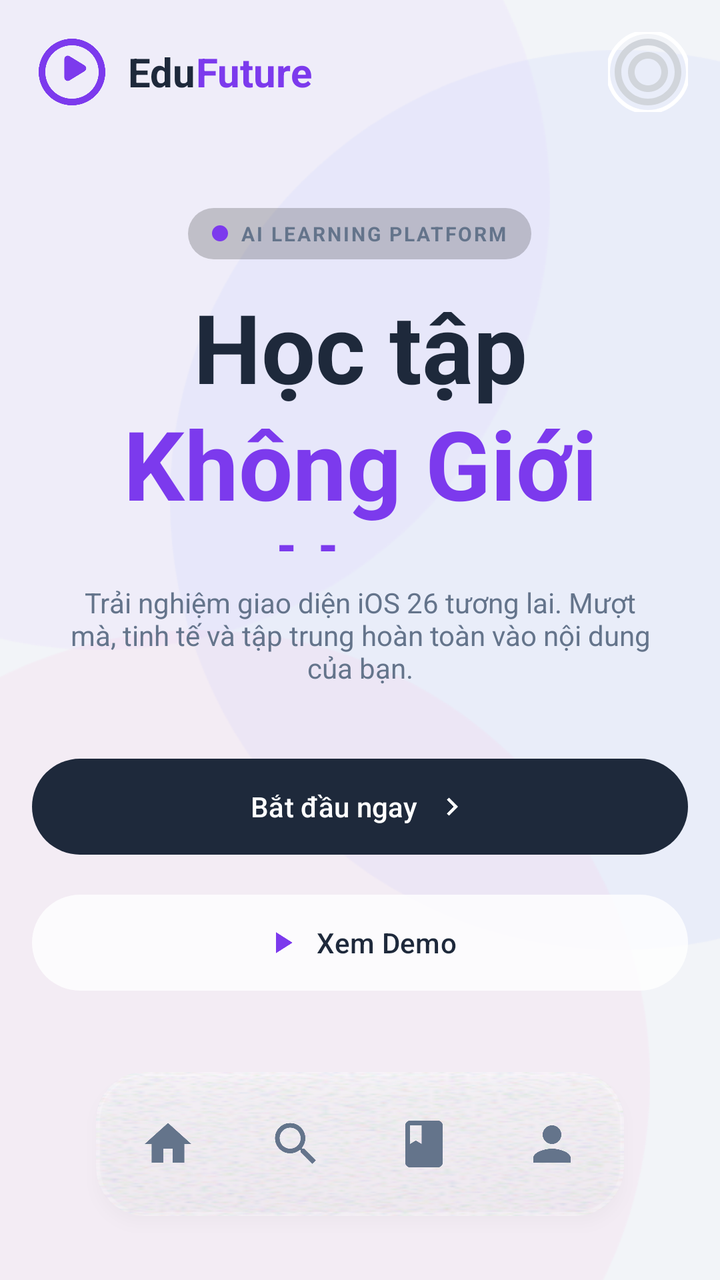
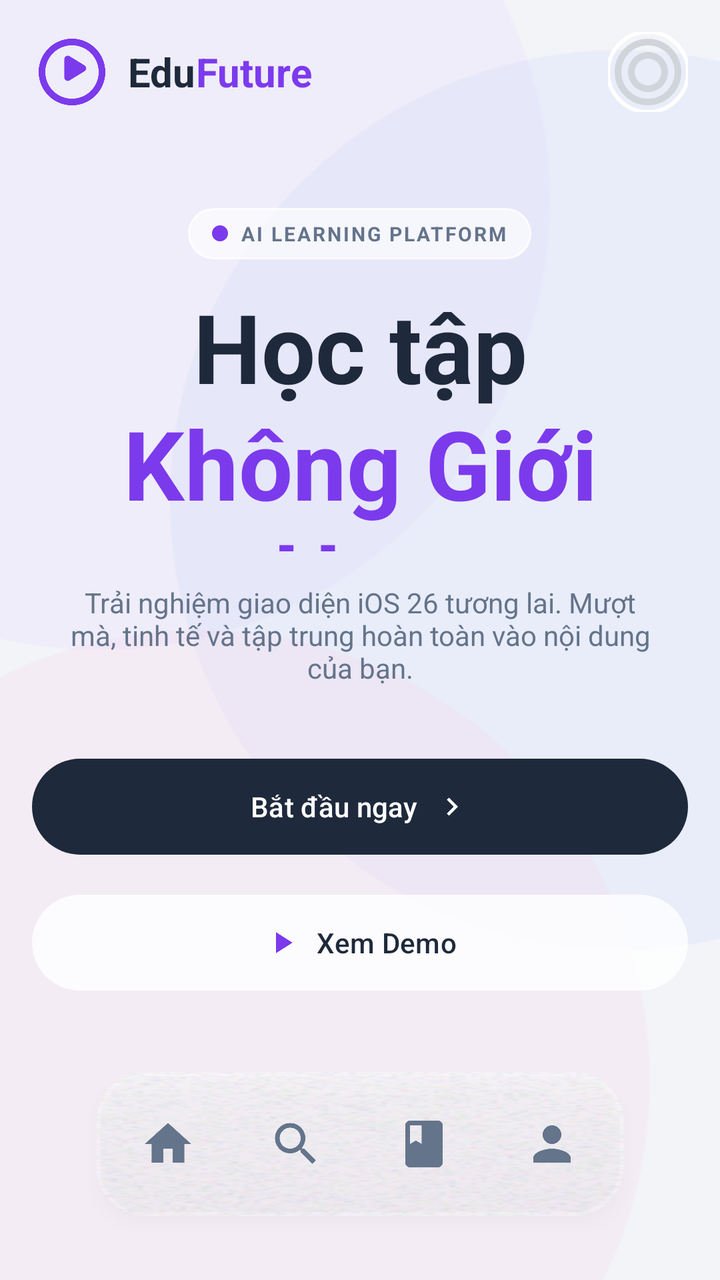

Compare the two renders of this Android layout. The source of the first and the diff that turns it into the second are given below.
<!-- AndroidManifest.xml: application theme Theme.Cinx -->
<!-- res/layout/activity_main.xml -->
﻿<?xml version="1.0" encoding="utf-8"?>
<androidx.constraintlayout.widget.ConstraintLayout xmlns:android="http://schemas.android.com/apk/res/android"
    xmlns:app="http://schemas.android.com/apk/res-auto"
    xmlns:tools="http://schemas.android.com/tools"
    android:id="@+id/main"
    android:layout_width="match_parent"
    android:layout_height="match_parent"
    android:background="@color/background"
    tools:context=".MainActivity">

    
    <View
        android:layout_width="300dp"
        android:layout_height="300dp"
        android:background="@drawable/dot_indicator"
        android:backgroundTint="#66E9D5FF"
        android:scaleX="1.5"
        android:scaleY="1.5"
        android:alpha="0.5"
        app:layout_constraintTop_toTopOf="parent"
        app:layout_constraintStart_toStartOf="parent"
        android:translationX="-100dp"
        android:translationY="-50dp" />

    <View
        android:layout_width="300dp"
        android:layout_height="300dp"
        android:background="@drawable/dot_indicator"
        android:backgroundTint="#66C7D2FE"
        android:scaleX="1.5"
        android:scaleY="1.5"
        android:alpha="0.5"
        app:layout_constraintTop_toTopOf="parent"
        app:layout_constraintEnd_toEndOf="parent"
        android:translationX="100dp"
        android:translationY="100dp" />

    <View
        android:layout_width="300dp"
        android:layout_height="300dp"
        android:background="@drawable/dot_indicator"
        android:backgroundTint="#66FBCFE8"
        android:scaleX="1.5"
        android:scaleY="1.5"
        android:alpha="0.5"
        app:layout_constraintBottom_toBottomOf="parent"
        app:layout_constraintStart_toStartOf="parent"
        android:translationX="-50dp"
        android:translationY="50dp" />


    
    <androidx.core.widget.NestedScrollView
        android:layout_width="match_parent"
        android:layout_height="match_parent"
        android:clipToPadding="false"
        android:paddingBottom="120dp"
        android:scrollbars="none">

        <LinearLayout
            android:layout_width="match_parent"
            android:layout_height="wrap_content"
            android:orientation="vertical">

            
            <LinearLayout
                android:layout_width="match_parent"
                android:layout_height="wrap_content"
                android:orientation="horizontal"
                android:padding="16dp"
                android:gravity="center_vertical">
                
                <LinearLayout
                    android:layout_width="wrap_content"
                    android:layout_height="wrap_content"
                    android:orientation="horizontal"
                    android:gravity="center_vertical"
                    android:layout_weight="1">
                    
                    <ImageView
                        android:layout_width="40dp"
                        android:layout_height="40dp"
                        android:src="@drawable/ic_logo"
                        app:tint="@null" />
                        
                    <TextView
                        android:layout_width="wrap_content"
                        android:layout_height="wrap_content"
                        android:text="Edu"
                        android:textSize="20sp"
                        android:textStyle="bold"
                        android:textColor="@color/text_primary"
                        android:layout_marginStart="8dp"/>
                        
                    <TextView
                        android:layout_width="wrap_content"
                        android:layout_height="wrap_content"
                        android:text="Future"
                        android:textSize="20sp"
                        android:textStyle="bold"
                        android:textColor="@color/primary"/>
                </LinearLayout>

                <com.google.android.material.imageview.ShapeableImageView
                    android:id="@+id/profileImage"
                    android:layout_width="40dp"
                    android:layout_height="40dp"
                    android:scaleType="centerCrop"
                    app:shapeAppearanceOverlay="@style/CircleImageView"
                    android:src="@drawable/ic_profile_placeholder"
                    app:strokeColor="@color/white"
                    app:strokeWidth="2dp"/>
            </LinearLayout>

            
            <LinearLayout
                android:layout_width="match_parent"
                android:layout_height="wrap_content"
                android:orientation="vertical"
                android:paddingHorizontal="16dp"
                android:paddingTop="32dp"
                android:paddingBottom="24dp"
                android:gravity="center_horizontal">

                <FrameLayout
                    android:layout_width="wrap_content"
                    android:layout_height="wrap_content"
                    android:background="@drawable/glass_panel_bg"
                    android:paddingHorizontal="12dp"
                    android:paddingVertical="6dp"
                    android:layout_marginBottom="16dp">
                    
                    <LinearLayout
                        android:layout_width="wrap_content"
                        android:layout_height="wrap_content"
                        android:orientation="horizontal"
                        android:gravity="center_vertical">
                        
                        <View
                            android:layout_width="8dp"
                            android:layout_height="8dp"
                            android:background="@drawable/dot_indicator"
                            android:layout_marginEnd="6dp"/>
                        
                        <TextView
                            android:layout_width="wrap_content"
                            android:layout_height="wrap_content"
                            android:text="AI LEARNING PLATFORM"
                            android:textSize="10sp"
                            android:textStyle="bold"
                            android:letterSpacing="0.1"
                            android:textColor="@color/text_secondary"/>
                    </LinearLayout>
                </FrameLayout>

                <TextView
                    android:layout_width="match_parent"
                    android:layout_height="wrap_content"
                    android:text="Học tập"
                    android:textSize="48sp"
                    android:textStyle="bold"
                    android:textColor="@color/text_primary"
                    android:gravity="center"
                    android:height="60dp"
                    android:includeFontPadding="false"/>

                <TextView
                    android:layout_width="match_parent"
                    android:layout_height="wrap_content"
                    android:text="Không Giới Hạn"
                    android:textSize="48sp"
                    android:textStyle="bold"
                    android:textColor="@color/primary"
                    android:gravity="center"
                    android:height="70dp"
                    android:includeFontPadding="false"/>

                <TextView
                    android:layout_width="match_parent"
                    android:layout_height="wrap_content"
                    android:text="Trải nghiệm giao diện iOS 26 tương lai. Mượt mà, tinh tế và tập trung hoàn toàn vào nội dung của bạn."
                    android:textSize="14sp"
                    android:textColor="@color/text_secondary"
                    android:gravity="center"
                    android:layout_marginHorizontal="16dp"
                    android:layout_marginTop="16dp"
                    android:layout_marginBottom="32dp"/>

                <LinearLayout
                    android:layout_width="match_parent"
                    android:layout_height="wrap_content"
                    android:orientation="vertical"
                    android:gravity="center">

                    <com.google.android.material.button.MaterialButton
                        android:id="@+id/btnGetStarted"
                        android:layout_width="match_parent"
                        android:layout_height="56dp"
                        android:text="Bắt đầu ngay"
                        android:textColor="@color/white"
                        app:backgroundTint="@color/text_primary"
                        app:cornerRadius="28dp"
                        android:layout_marginBottom="12dp"
                        app:icon="@drawable/ic_chevron_right"
                        app:iconGravity="textEnd"/>

                    <com.google.android.material.button.MaterialButton
                        android:id="@+id/btnWatchDemo"
                        android:layout_width="match_parent"
                        android:layout_height="56dp"
                        android:text="Xem Demo"
                        android:textColor="@color/text_primary"
                        app:backgroundTint="#CCFFFFFF"
                        app:cornerRadius="28dp"
                        app:icon="@drawable/ic_play"
                        app:iconTint="@color/primary"
                        app:iconGravity="textStart"/>
                </LinearLayout>
            </LinearLayout>

            
            <FrameLayout
                android:layout_width="match_parent"
                android:layout_height="80dp"
                android:layout_marginBottom="32dp">
                
                <androidx.recyclerview.widget.RecyclerView
                    android:id="@+id/partnersRecyclerView"
                    android:layout_width="match_parent"
                    android:layout_height="match_parent"
                    android:orientation="horizontal"
                    android:clipToPadding="false"
                    android:paddingHorizontal="16dp"/>
            </FrameLayout>

            
            <LinearLayout
                android:layout_width="match_parent"
                android:layout_height="wrap_content"
                android:orientation="vertical"
                android:paddingHorizontal="16dp"
                android:layout_marginBottom="24dp">

                <LinearLayout
                    android:layout_width="match_parent"
                    android:layout_height="wrap_content"
                    android:orientation="horizontal"
                    android:gravity="bottom"
                    android:layout_marginBottom="16dp">
                    
                    <LinearLayout
                        android:layout_width="0dp"
                        android:layout_height="wrap_content"
                        android:layout_weight="1"
                        android:orientation="vertical">
                        
                        <TextView
                            android:layout_width="wrap_content"
                            android:layout_height="wrap_content"
                            android:text="Khóa học Phổ biến"
                            android:textSize="22sp"
                            android:textStyle="bold"
                            android:textColor="@color/text_primary"/>
                            
                        <TextView
                            android:layout_width="wrap_content"
                            android:layout_height="wrap_content"
                            android:text="Xu hướng học tập mới nhất"
                            android:textSize="14sp"
                            android:textColor="@color/text_secondary"/>
                    </LinearLayout>
                    
                    <TextView
                        android:id="@+id/btnViewAll"
                        android:layout_width="wrap_content"
                        android:layout_height="wrap_content"
                        android:text="Xem tất cả >"
                        android:textColor="@color/primary"
                        android:textStyle="bold"
                        android:padding="8dp"
                        android:background="@drawable/glass_panel_bg"/>
                </LinearLayout>

                <androidx.recyclerview.widget.RecyclerView
                    android:id="@+id/coursesRecyclerView"
                    android:layout_width="match_parent"
                    android:layout_height="wrap_content"
                    android:nestedScrollingEnabled="false"/>
            </LinearLayout>

            
            <LinearLayout
                android:layout_width="match_parent"
                android:layout_height="wrap_content"
                android:orientation="vertical"
                android:layout_marginBottom="32dp">

                <TextView
                    android:layout_width="match_parent"
                    android:layout_height="wrap_content"
                    android:text="Đánh giá từ Học viên"
                    android:textSize="24sp"
                    android:textStyle="bold"
                    android:textColor="@color/text_primary"
                    android:gravity="center"
                    android:layout_marginBottom="4dp"/>
                    
                <TextView
                    android:layout_width="match_parent"
                    android:layout_height="wrap_content"
                    android:text="Cộng đồng học tập tích cực"
                    android:textSize="14sp"
                    android:textColor="@color/text_secondary"
                    android:gravity="center"
                    android:layout_marginBottom="24dp"/>

                <androidx.recyclerview.widget.RecyclerView
                    android:id="@+id/testimonialsRecyclerView1"
                    android:layout_width="match_parent"
                    android:layout_height="wrap_content"
                    android:orientation="horizontal"
                    android:layout_marginBottom="16dp"
                    android:clipToPadding="false"
                    android:paddingBottom="4dp"
                    android:paddingHorizontal="16dp"/>

                <androidx.recyclerview.widget.RecyclerView
                    android:id="@+id/testimonialsRecyclerView2"
                    android:layout_width="match_parent"
                    android:layout_height="wrap_content"
                    android:orientation="horizontal"
                    android:clipToPadding="false"
                    android:paddingBottom="4dp"
                    android:paddingHorizontal="16dp"/>
            </LinearLayout>
        </LinearLayout>
    </androidx.core.widget.NestedScrollView>

    
    <include
        layout="@layout/layout_floating_nav"
        android:layout_width="wrap_content"
        android:layout_height="wrap_content"
        android:layout_marginBottom="32dp"
        app:layout_constraintBottom_toBottomOf="parent"
        app:layout_constraintStart_toStartOf="parent"
        app:layout_constraintEnd_toEndOf="parent" />

</androidx.constraintlayout.widget.ConstraintLayout>
<!-- res/layout/layout_floating_nav.xml (included above) -->
<?xml version="1.0" encoding="utf-8"?>
<androidx.constraintlayout.widget.ConstraintLayout xmlns:android="http://schemas.android.com/apk/res/android"
    xmlns:app="http://schemas.android.com/apk/res-auto"
    android:id="@+id/floatingNav"
    android:layout_width="wrap_content"
    android:layout_height="wrap_content"
    android:layout_marginBottom="32dp"
    android:background="@drawable/glass_nav_bg"
    android:padding="8dp"
    android:clipToOutline="true"
    android:outlineProvider="background"
    android:elevation="4dp">

    <ImageView
        android:id="@+id/navHome"
        android:layout_width="56dp"
        android:layout_height="56dp"
        android:padding="14dp"
        android:src="@drawable/ic_home"
        app:tint="@color/text_secondary"
        android:background="#00FFFFFF"
        app:layout_constraintStart_toStartOf="parent"
        app:layout_constraintTop_toTopOf="parent"
        app:layout_constraintBottom_toBottomOf="parent"
        android:layout_marginEnd="8dp"/>

    <ImageView
        android:id="@+id/navSearch"
        android:layout_width="56dp"
        android:layout_height="56dp"
        android:padding="14dp"
        android:src="@drawable/ic_search"
        app:tint="@color/text_secondary"
        app:layout_constraintStart_toEndOf="@id/navHome"
        app:layout_constraintTop_toTopOf="parent"
        app:layout_constraintBottom_toBottomOf="parent"
        android:layout_marginStart="8dp"
        android:layout_marginEnd="8dp"/>

    <ImageView
        android:id="@+id/navCourses"
        android:layout_width="56dp"
        android:layout_height="56dp"
        android:padding="14dp"
        android:src="@drawable/ic_book"
        app:tint="@color/text_secondary"
        app:layout_constraintStart_toEndOf="@id/navSearch"
        app:layout_constraintTop_toTopOf="parent"
        app:layout_constraintBottom_toBottomOf="parent"
        android:layout_marginStart="8dp"
        android:layout_marginEnd="8dp"/>

    <ImageView
        android:id="@+id/navProfile"
        android:layout_width="56dp"
        android:layout_height="56dp"
        android:padding="14dp"
        android:src="@drawable/ic_person"
        app:tint="@color/text_secondary"
        app:layout_constraintStart_toEndOf="@id/navCourses"
        app:layout_constraintTop_toTopOf="parent"
        app:layout_constraintBottom_toBottomOf="parent"
        android:layout_marginStart="8dp"/>

</androidx.constraintlayout.widget.ConstraintLayout>
<!-- resources referenced by this layout -->
<resources>
  <color name="background">#F2F4F8</color>
  <color name="primary">#7C3AED</color>
  <color name="text_primary">#1E293B</color>
  <color name="text_secondary">#64748B</color>
  <color name="white">#FFFFFFFF</color>
  <!-- drawable dot_indicator (drawable) -->
  <?xml version="1.0" encoding="utf-8"?>
  <shape xmlns:android="http://schemas.android.com/apk/res/android"
      android:shape="oval">
      <solid android:color="#7C3AED" />
  </shape>
  <!-- drawable glass_panel_bg (drawable) -->
  <shape xmlns:android="http://schemas.android.com/apk/res/android">
      <solid android:color="#32000000"/>
      <corners android:radius="18dp"/>
  </shape>
  <!-- drawable ic_book (drawable) -->
  <vector xmlns:android="http://schemas.android.com/apk/res/android"
      android:width="24dp"
      android:height="24dp"
      android:viewportWidth="24"
      android:viewportHeight="24">
      <path
          android:fillColor="@android:color/white"
          android:pathData="M18,2H6c-1.1,0 -2,0.9 -2,2v16c0,1.1 0.9,2 2,2h12c1.1,0 2,-0.9 2,-2V4c0,-1.1 -0.9,-2 -2,-2zM6,4h5v8l-2.5,-1.5L6,12V4z"/>
  </vector>
  <!-- drawable ic_chevron_right (drawable) -->
  <vector xmlns:android="http://schemas.android.com/apk/res/android"
      android:width="24dp"
      android:height="24dp"
      android:viewportWidth="24"
      android:viewportHeight="24">
      <path
          android:fillColor="@android:color/white"
          android:pathData="M10,6L8.59,7.41 13.17,12l-4.58,4.59L10,18l6,-6z"/>
  </vector>
  <!-- drawable ic_home (drawable) -->
  <vector xmlns:android="http://schemas.android.com/apk/res/android"
      android:width="24dp"
      android:height="24dp"
      android:viewportWidth="24"
      android:viewportHeight="24">
      <path
          android:fillColor="@android:color/white"
          android:pathData="M10,20v-6h4v6h5v-8h3L12,3 2,12h3v8z"/>
  </vector>
  <!-- drawable ic_person (drawable) -->
  <vector xmlns:android="http://schemas.android.com/apk/res/android"
      android:width="24dp"
      android:height="24dp"
      android:viewportWidth="24"
      android:viewportHeight="24">
      <path
          android:fillColor="@android:color/white"
          android:pathData="M12,12c2.21,0 4,-1.79 4,-4s-1.79,-4 -4,-4 -4,1.79 -4,4 1.79,4 4,4zM12,14c-2.67,0 -8,1.34 -8,4v2h16v-2c0,-2.66 -5.33,-4 -8,-4z"/>
  </vector>
  <!-- drawable ic_play (drawable) -->
  <vector xmlns:android="http://schemas.android.com/apk/res/android"
      android:width="24dp"
      android:height="24dp"
      android:viewportWidth="24"
      android:viewportHeight="24">
      <path
          android:fillColor="@android:color/white"
          android:pathData="M8,5v14l11,-7z"/>
  </vector>
  <!-- drawable ic_search (drawable) -->
  <vector xmlns:android="http://schemas.android.com/apk/res/android"
      android:width="24dp"
      android:height="24dp"
      android:viewportWidth="24"
      android:viewportHeight="24">
      <path
          android:fillColor="@android:color/white"
          android:pathData="M15.5,14h-0.79l-0.28,-0.27C15.41,12.59 16,11.11 16,9.5 16,5.91 13.09,3 9.5,3S3,5.91 3,9.5 5.91,16 9.5,16c1.61,0 3.09,-0.59 4.23,-1.57l0.27,0.28v0.79l5,4.99L20.49,19l-4.99,-5zM9.5,14C7.01,14 5,11.99 5,9.5S7.01,5 9.5,5 14,7.01 14,9.5 11.99,14 9.5,14z"/>
  </vector>
  <style name="CircleImageView">
          <item name="cornerFamily">rounded</item>
          <item name="cornerSize">50%</item>
      </style>
  <style name="Theme.Cinx" parent="Base.Theme.Cinx" />
  <color name="primary_variant">#6D28D9</color>
  <color name="secondary">#EC4899</color>
  <color name="card_background">#FFFFFF</color>
  <!-- unchanged entries left out for length: 5 -->
</resources>

<!-- the commit's change to res/layout/activity_main.xml (unified diff, before → after) -->
@@ -125,7 +125,7 @@
                 <FrameLayout
                     android:layout_width="wrap_content"
                     android:layout_height="wrap_content"
-                    android:background="@drawable/glass_panel_bg"
+                    android:background="@drawable/glass_card_bg"
                     android:paddingHorizontal="12dp"
                     android:paddingVertical="6dp"
                     android:layout_marginBottom="16dp">
<!-- resource entries referenced after the edit -->
@@ -10,6 +10,13 @@
   <shape xmlns:android="http://schemas.android.com/apk/res/android"
       android:shape="oval">
       <solid android:color="#7C3AED" />
+  </shape>
+  <!-- drawable glass_card_bg (drawable) -->
+  <?xml version="1.0" encoding="utf-8"?>
+  <shape xmlns:android="http://schemas.android.com/apk/res/android">
+      <solid android:color="#A6FFFFFF"/> 
+      <corners android:radius="32dp"/>
+      <stroke android:width="1dp" android:color="#CCFFFFFF"/>
   </shape>
   <!-- drawable glass_panel_bg (drawable) -->
   <shape xmlns:android="http://schemas.android.com/apk/res/android">
